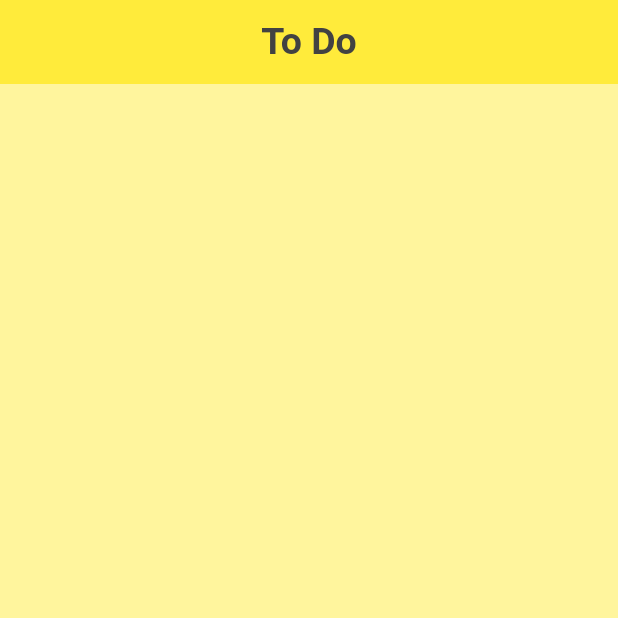
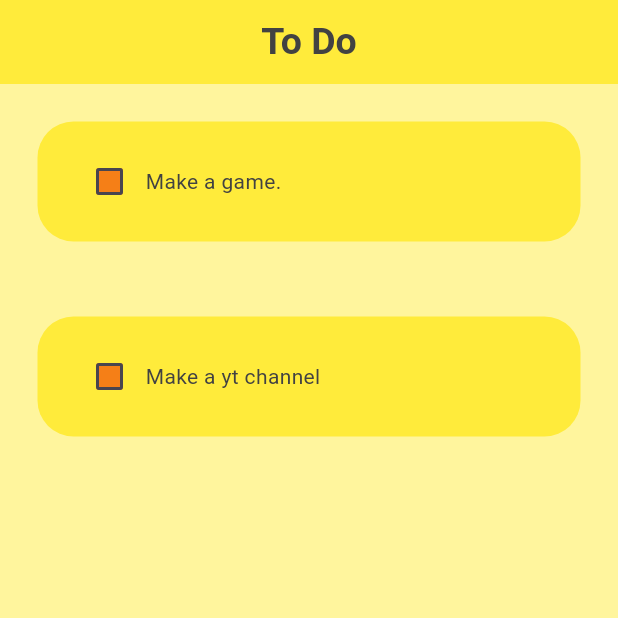
Before and after one commit to UmerAalam/simple_todo, a Flutter app: the screen it shows after launch, on a phone screen of 412 x 824 dp, the top half of it. Run offline on Flutter 3.47's test engine with Material 3 defaults, Android fonts, the phone set to English and light mode, and no system bars.

```diff
--- a/lib/pages/home_page.dart
+++ b/lib/pages/home_page.dart
@@ -1,6 +1,7 @@
-// ignore_for_file: prefer_const_constructors
+// ignore_for_file: prefer_const_constructors, prefer_const_literals_to_create_immutables
 
 import 'package:flutter/material.dart';
+import 'package:simple_todo/utils/todo_tile.dart';
 
 class HomePage extends StatefulWidget {
   const HomePage({super.key});
@@ -10,6 +11,22 @@ class HomePage extends StatefulWidget {
 }
 
 class _HomePageState extends State<HomePage> {
+  List todolist = [
+    [
+      "Make a game.",
+      false,
+    ],
+    [
+      "Make a yt channel",
+      false,
+    ]
+  ];
+  void checkBoxChanged(bool? value, int index) {
+    setState(() {
+      todolist[index][1] = !todolist[index][1];
+    });
+  }
+
   @override
   Widget build(BuildContext context) {
     return Scaffold(
@@ -26,6 +43,18 @@ class _HomePageState extends State<HomePage> {
         centerTitle: true,
       ),
       backgroundColor: Colors.yellow[200],
+      body: ListView.builder(
+        itemCount: todolist.length,
+        itemBuilder: (context, index) {
+          return TodoTile(
+            taskName: todolist[index][0],
+            isCompleted: todolist[index][1],
+            onChanged: (value) {
+              checkBoxChanged(value, index);
+            },
+          );
+        },
+      ),
     );
   }
 }
--- a/lib/utils/todo_tile.dart
+++ b/lib/utils/todo_tile.dart
@@ -1 +1,41 @@
+// ignore_for_file: sort_child_properties_last, prefer_const_constructors, must_be_immutable
+
 import 'package:flutter/material.dart';
+
+class TodoTile extends StatelessWidget {
+  final String taskName;
+  final bool isCompleted;
+  Function(bool?)? onChanged;
+  TodoTile({
+    super.key,
+    required this.taskName,
+    required this.isCompleted,
+    required this.onChanged,
+  });
+
+  @override
+  Widget build(BuildContext context) {
+    return Padding(
+      padding: const EdgeInsets.all(25.0),
+      child: Container(
+        width: 1000,
+        height: 80,
+        padding: EdgeInsets.all(24),
+        child: Row(
+          children: [
+            Checkbox(
+              value: isCompleted,
+              onChanged: onChanged,
+              fillColor: WidgetStatePropertyAll(Colors.yellow[900]),
+            ),
+            Text(
+              taskName,
+              style: TextStyle(color: Colors.grey[800]),
+            ),
+          ],
+        ),
+        decoration: BoxDecoration(color: Colors.yellow, borderRadius: BorderRadius.circular(24)),
+      ),
+    );
+  }
+}
```
